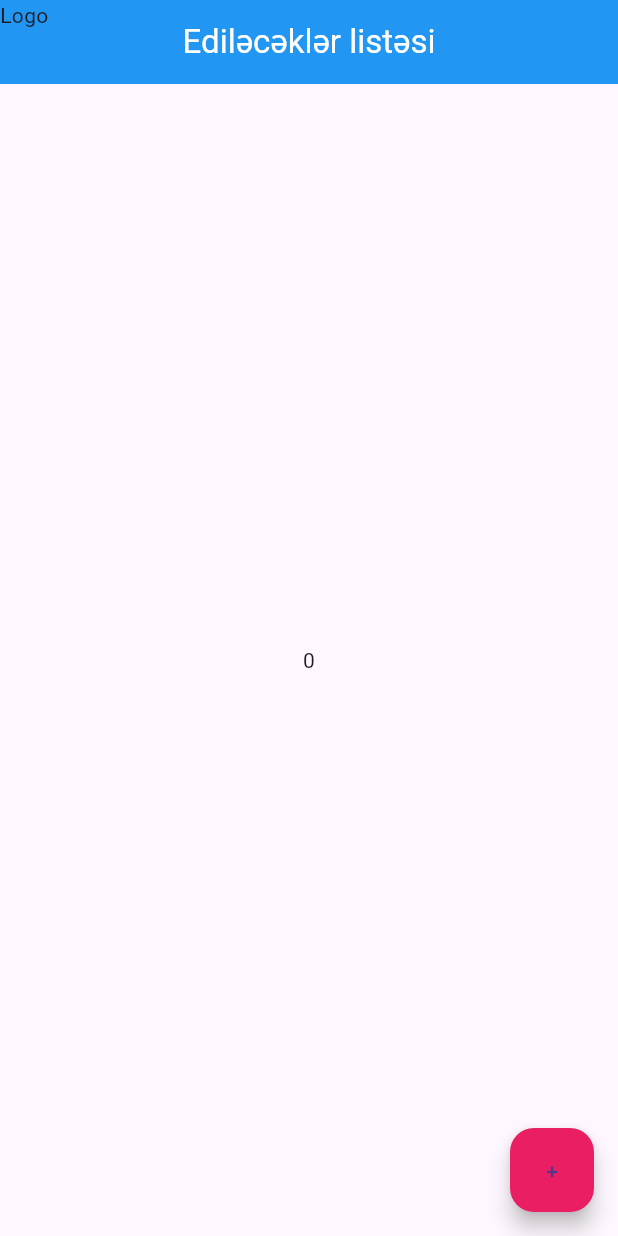
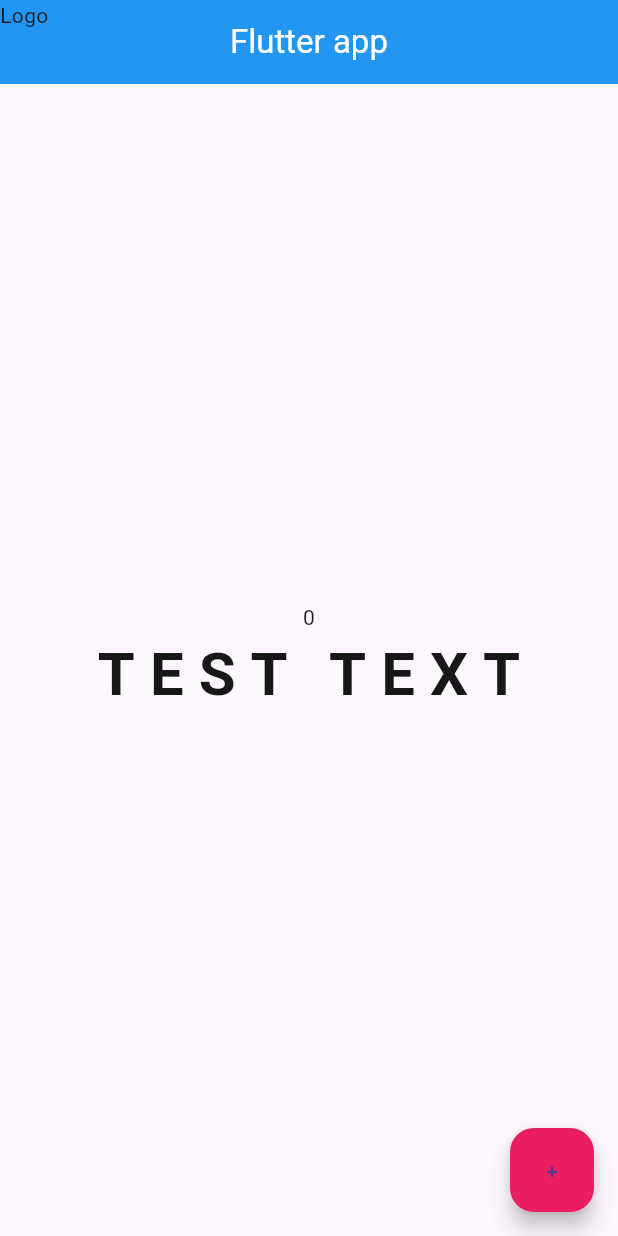
Before and after one commit to rootdepo989/flutter-examples, a Flutter app: the screen it shows after launch, on a phone screen of 412 x 824 dp. Run offline on Flutter 3.47's test engine with Material 3 defaults, Android fonts, the phone set to English and light mode, and no system bars; our stand-ins replace hexcolor.

Commit message:
added hexcolor

```diff
--- /dev/null
+++ b/lib/colors.dart
@@ -0,0 +1 @@
+const String dark = "#171717";
--- a/lib/main.dart
+++ b/lib/main.dart
@@ -1,4 +1,6 @@
 import 'package:flutter/material.dart';
+import 'package:hexcolor/hexcolor.dart';
+import 'package:todosapp/colors.dart';
 
 void main() {
   runApp(const MyApp());
@@ -25,7 +27,7 @@ class _MyAppState extends State<MyApp> {
           centerTitle: true,
           leading: const Text("Logo"),
           title: const Text(
-            "Ediləcəklər listəsi",
+            "Flutter app",
             style: TextStyle(
               color: Colors.white,
             ),
@@ -50,7 +52,21 @@ class _MyAppState extends State<MyApp> {
 // BODY START....
   Widget buildBody() {
     return Center(
-      child: Text(count.toString()),
+      child: Column(
+        mainAxisAlignment: MainAxisAlignment.center,
+        children: [
+          Text(count.toString()),
+          Text(
+            "TEST TEXT",
+            style: TextStyle(
+              color: HexColor(dark),
+              fontSize: 40,
+              letterSpacing: 10,
+              fontWeight: FontWeight.bold,
+            ),
+          )
+        ],
+      ),
     );
   }
 }
--- a/pubspec.yaml
+++ b/pubspec.yaml
@@ -35,6 +35,7 @@ dependencies:
   # The following adds the Cupertino Icons font to your application.
   # Use with the CupertinoIcons class for iOS style icons.
   cupertino_icons: ^1.0.2
+  hexcolor: ^3.0.1
 
 dev_dependencies:
   flutter_test:
```
Also changed, not shown: pubspec.lock.
